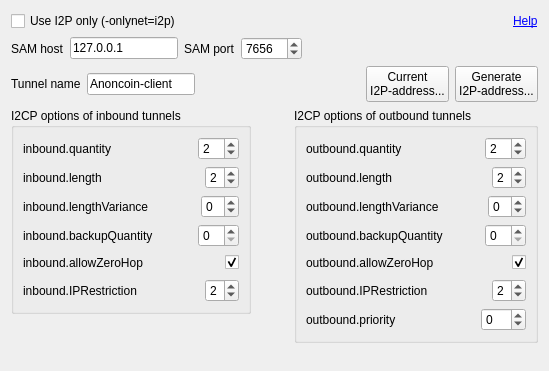
Old version of the form src/qt/forms/i2poptionswidget.ui in the repository Anoncoin/anoncoin.
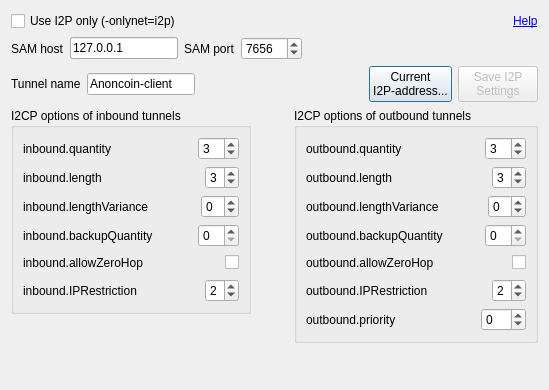
New version of the form.

The edit to the form file:
```diff
--- a/src/qt/forms/i2poptionswidget.ui
+++ b/src/qt/forms/i2poptionswidget.ui
@@ -1,15 +1,21 @@
 <?xml version="1.0" encoding="UTF-8"?>
 <ui version="4.0">
  <class>I2POptionsWidget</class>
- <widget class="QWidget" name="I2POptionsWidget">
+ <widget class="QDialog" name="I2POptionsWidget">
   <property name="geometry">
    <rect>
     <x>0</x>
     <y>0</y>
     <width>549</width>
-    <height>371</height>
+    <height>390</height>
    </rect>
   </property>
+  <property name="sizePolicy">
+   <sizepolicy hsizetype="Fixed" vsizetype="Fixed">
+    <horstretch>0</horstretch>
+    <verstretch>0</verstretch>
+   </sizepolicy>
+  </property>
   <property name="windowTitle">
    <string>Form</string>
   </property>
@@ -161,13 +167,25 @@
         <string>Current
 I2P-address...</string>
        </property>
+       <property name="checkable">
+        <bool>false</bool>
+       </property>
+       <property name="checked">
+        <bool>false</bool>
+       </property>
+       <property name="default">
+        <bool>false</bool>
+       </property>
       </widget>
      </item>
      <item>
-      <widget class="QPushButton" name="pushButtonGenerateI2PAddress">
+      <widget class="QPushButton" name="pushButtonSaveI2PSettings">
+       <property name="enabled">
+        <bool>false</bool>
+       </property>
        <property name="text">
-        <string>Generate
-I2P-address...</string>
+        <string>Save I2P 
+Settings</string>
        </property>
       </widget>
      </item>
@@ -214,7 +232,7 @@
                <number>16</number>
               </property>
               <property name="value">
-               <number>2</number>
+               <number>3</number>
               </property>
              </widget>
             </item>
@@ -251,7 +269,7 @@
                <number>7</number>
               </property>
               <property name="value">
-               <number>2</number>
+               <number>3</number>
               </property>
              </widget>
             </item>
@@ -343,7 +361,7 @@
             <item>
              <widget class="QCheckBox" name="checkBoxInboundAllowZeroHop">
               <property name="checked">
-               <bool>true</bool>
+               <bool>false</bool>
               </property>
              </widget>
             </item>
@@ -450,7 +468,7 @@
                <number>1</number>
               </property>
               <property name="value">
-               <number>2</number>
+               <number>3</number>
               </property>
              </widget>
             </item>
@@ -484,7 +502,7 @@
                <number>7</number>
               </property>
               <property name="value">
-               <number>2</number>
+               <number>3</number>
               </property>
              </widget>
             </item>
@@ -576,7 +594,7 @@
             <item>
              <widget class="QCheckBox" name="checkBoxAllowZeroHop">
               <property name="checked">
-               <bool>true</bool>
+               <bool>false</bool>
               </property>
              </widget>
             </item>
```
Left out of the diff: 4 changed lines with no effect on the pictures.
